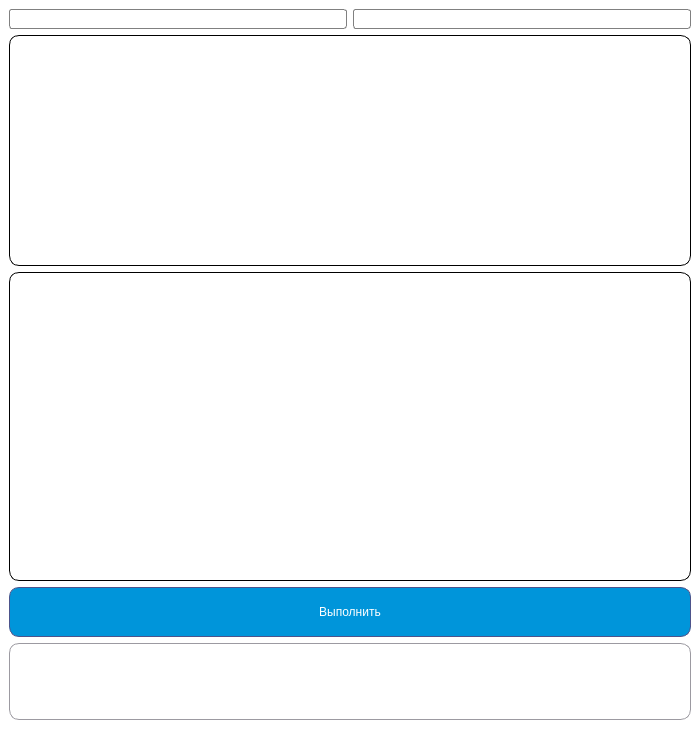
Above: src/lib/ui/design/design.ui from ksieuk-education/system_reability_gui before the change. Below: the same form after it.
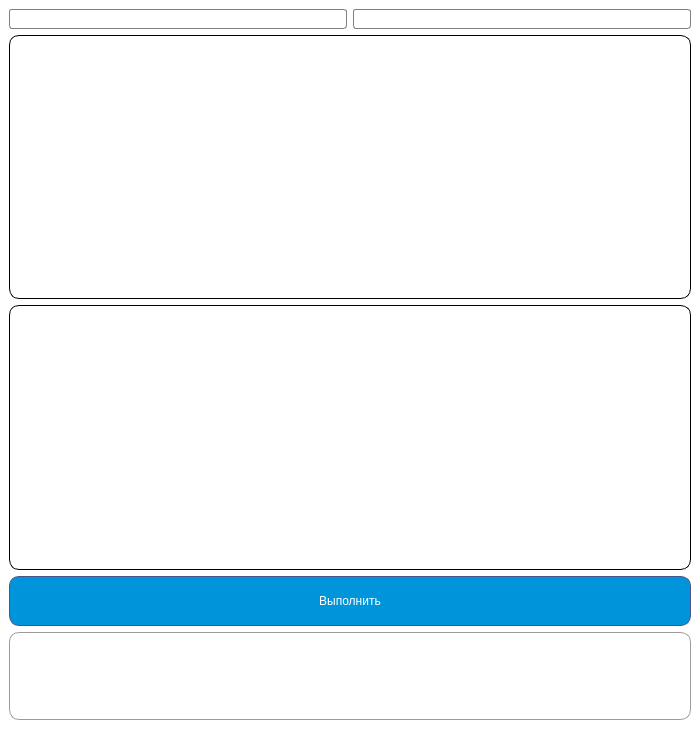
That is the form after the change. Icons and pictures are not drawn.

```diff
--- a/src/lib/ui/design/design.ui
+++ b/src/lib/ui/design/design.ui
@@ -98,7 +98,7 @@
 	background: none;
 }</string>
    </property>
-   <layout class="QVBoxLayout" name="verticalLayout" stretch="0,3,4,0,1,0">
+   <layout class="QVBoxLayout" name="verticalLayout" stretch="0,3,3,0,1,0">
     <item>
      <layout class="QHBoxLayout" name="horizontalLayout">
       <item>
@@ -243,8 +243,8 @@
 }
 
 QScrollBar:horizontal {
-    border: 2px solid green;
-    background: cyan;
+    border: 2px darkgray;
+    background: silver;
     height: 15px;
     margin: 0px 40px 0 0px;
 }
@@ -255,27 +255,21 @@
 }
 
 QScrollBar::add-line:horizontal {
-    background: blue;
+    background: lightslategray;
     width: 16px;
     subcontrol-position: right;
     subcontrol-origin: margin;
-    border: 2px solid black;
+    border: 1px solid black;
 }
 
 QScrollBar::sub-line:horizontal {
-    background: magenta;
+    background: lightslategray;
     width: 16px;
     subcontrol-position: top right;
     subcontrol-origin: margin;
-    border: 2px solid black;
-    position: absolute;
+    border: 1px solid black;
     right: 20px;
-}
-
-QScrollBar:left-arrow:horizontal, QScrollBar::right-arrow:horizontal {
-    width: 3px;
-    height: 3px;
-    background: pink;
+    margin: 2px 0px 0px
 }
 
 QScrollBar::add-page:horizontal, QScrollBar::sub-page:horizontal {
```
